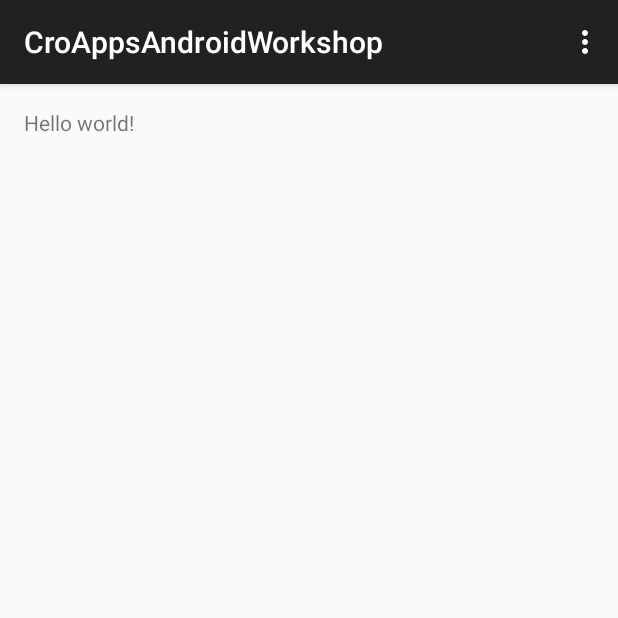
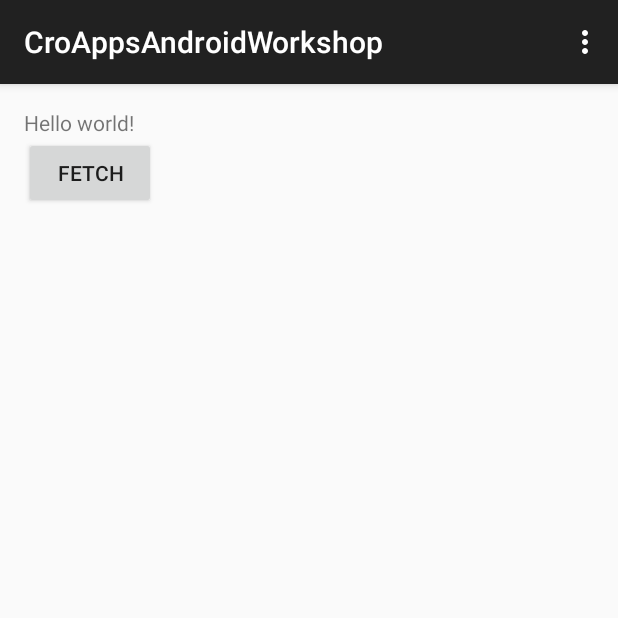
Before and after one commit to MarioKusek/CroAppsAndroidWorkshop, an Android app: the screen it shows after launch (MainActivity), on a phone screen of 412 x 824 dp, the top half of it. Run offline under Robolectric (Android 15) with nearby library versions, the phone set to English and light mode, and no system bars.

Commit message:
Added button Fetch

```diff
--- a/app/src/main/java/hr/fer/croapps/croappsandroidworkshop/MainActivity.java
+++ b/app/src/main/java/hr/fer/croapps/croappsandroidworkshop/MainActivity.java
@@ -2,8 +2,11 @@ package hr.fer.croapps.croappsandroidworkshop;
 
 import android.support.v7.app.ActionBarActivity;
 import android.os.Bundle;
+import android.util.Log;
 import android.view.Menu;
 import android.view.MenuItem;
+import android.view.View;
+import android.widget.Button;
 
 
 public class MainActivity extends ActionBarActivity {
--- a/app/src/main/res/layout/activity_main.xml
+++ b/app/src/main/res/layout/activity_main.xml
@@ -6,6 +6,15 @@
     android:paddingBottom="@dimen/activity_vertical_margin" tools:context=".MainActivity">
 
     <TextView android:text="@string/hello_world" android:layout_width="wrap_content"
-        android:layout_height="wrap_content" />
+        android:layout_height="wrap_content"
+        android:id="@+id/textView" />
+
+    <Button
+        android:layout_width="wrap_content"
+        android:layout_height="wrap_content"
+        android:text="@string/btn_fetch_text"
+        android:id="@+id/btn_fetch"
+        android:layout_below="@+id/textView"
+        android:layout_alignParentStart="true" />
 
 </RelativeLayout>
--- a/app/src/main/res/values/strings.xml
+++ b/app/src/main/res/values/strings.xml
@@ -4,5 +4,6 @@
     <string name="app_name">CroAppsAndroidWorkshop</string>
     <string name="hello_world">Hello world!</string>
     <string name="action_settings">Settings</string>
+    <string name="btn_fetch_text">Fetch</string>
 
 </resources>
```
